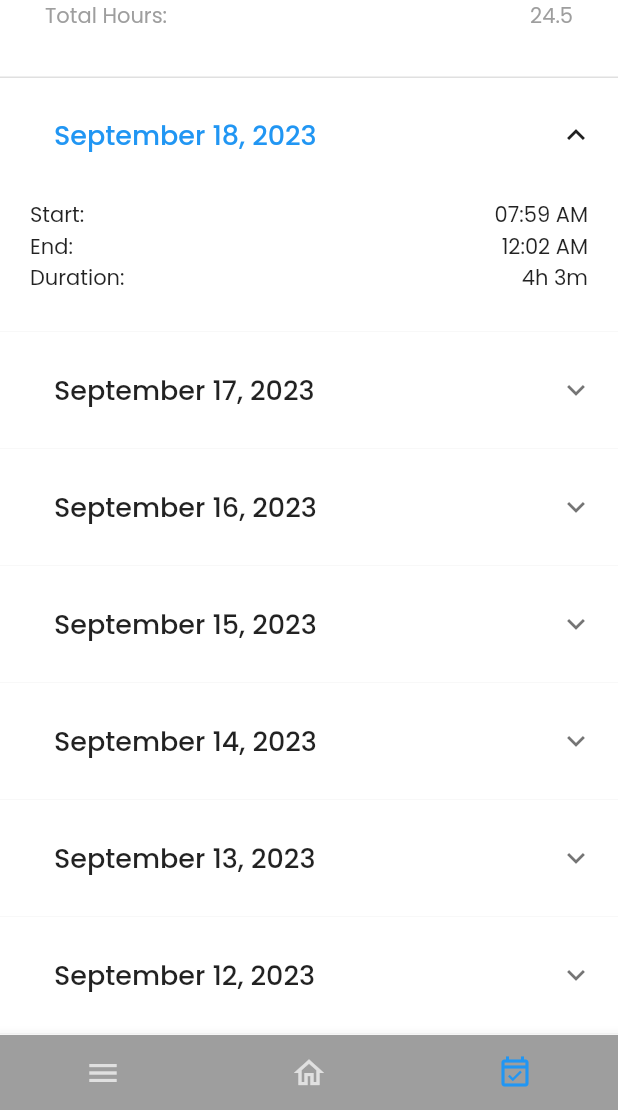
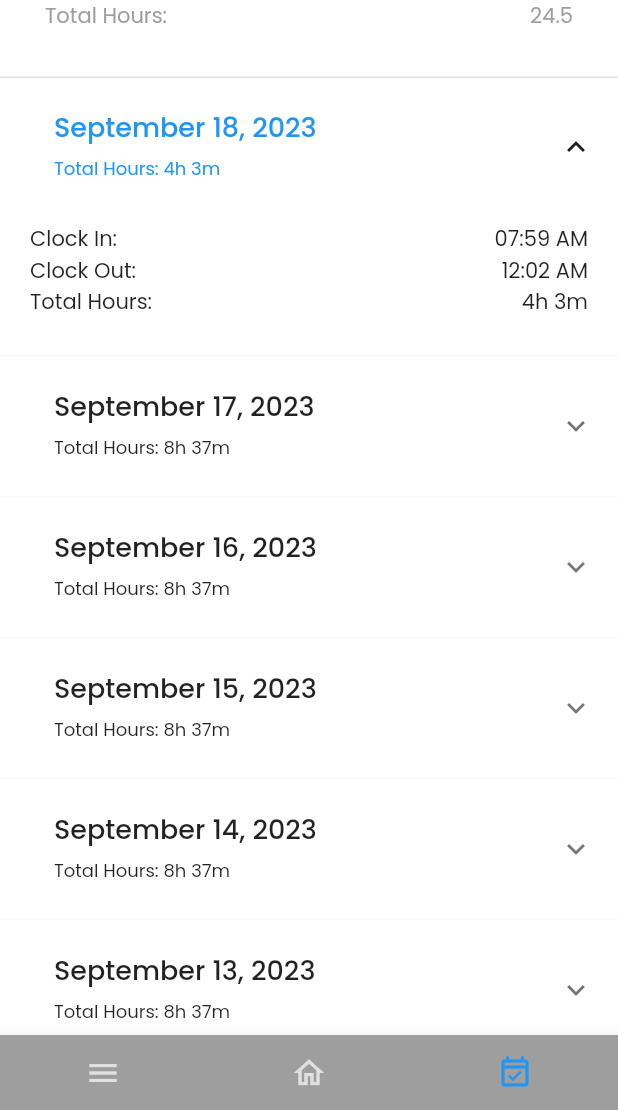
Before and after one commit to BrandonThomas84/gateway-fence-employee, a Flutter app: the TimeSheetRoute screen opened by its route, on a phone screen of 412 x 824 dp, the part 126-1236 px from its top. Run offline on Flutter 3.47's test engine with Material 2 defaults, Android fonts, the phone set to English and light mode, and no system bars; our stand-ins replace firebase_core, firebase_database; accounts and stored records are empty.

Commit message:
Making the shift day output a bit better and adding a controlled subtitle to the list

```diff
--- a/lib/models/shift.dart
+++ b/lib/models/shift.dart
@@ -61,13 +61,11 @@ class Shift {
     return "$h:$m $a";
   }
 
-  /// Get the duration of the shift as a string
-  String getDurationString() {
-    if (start == null || end == null) return "";
+  /// Get the duration of the shift
+  Duration getDuration() {
+    if (start == null || end == null) return const Duration();
 
-    final Duration duration = getEnd!.difference(getStart!);
-
-    return "${duration.inHours}h ${duration.inMinutes.remainder(60)}m";
+    return getEnd!.difference(getStart!);
   }
 
   /// Get the duration of the shift as a json string
--- a/lib/util/time.dart
+++ b/lib/util/time.dart
@@ -51,3 +51,8 @@ String getMonthfromInt(int month) {
 String padd0(String datePart) {
   return datePart.padLeft(2, '0');
 }
+
+/// Returns a duration as a string in the format HHh MMm.
+String getDurationString(Duration d) {
+  return "${d.inHours}h ${d.inMinutes.remainder(60)}m";
+}
--- a/lib/widgets/shifts/shift_day.dart
+++ b/lib/widgets/shifts/shift_day.dart
@@ -1,6 +1,7 @@
 import 'package:flutter/material.dart';
 import 'package:gateway_fence_employee/config/colors.dart';
 import 'package:gateway_fence_employee/models/shift.dart';
+import 'package:gateway_fence_employee/util/log.dart';
 import 'package:gateway_fence_employee/util/time.dart';
 
 import 'shift_day_subtitle.dart';
@@ -11,15 +12,11 @@ class ShiftDay extends StatefulWidget {
     super.key,
     required this.date,
     required this.shifts,
-    this.subTitle,
     this.startExpanded = false,
   });
 
   // The date that will be used to construct the title
   final DateTime date;
-
-  /// Optional subtitle to be displayed on the collapsable header
-  final String? subTitle;
 
   /// the list of events that will be displayed
   final List<Shift> shifts;
@@ -36,14 +33,59 @@ class ShiftDay extends StatefulWidget {
 class _ShiftDayState extends State<ShiftDay> {
   /// whether or not the section is expanded
   bool _isExpanded = false;
-
-  /// default title to blank string until it is set in the initState
-  String? _title;
+  late String _title = "";
+  late String _subTitle = "";
+  late Duration _totalDuration = const Duration();
+  late final List<Container> _shifts = [];
 
   @override
   void initState() {
     super.initState();
+
+    _buildShifts();
+
     _title = getDateTimeAsString(widget.date, false);
+    _subTitle = getDurationString(_totalDuration);
+  }
+
+  /// Build the list of shifts
+  void _buildShifts() {
+    for (var shift in widget.shifts) {
+      _totalDuration += shift.getDuration();
+      _shifts.add(
+        Container(
+          padding: const EdgeInsets.symmetric(
+            horizontal: 20,
+            vertical: 15,
+          ),
+          child: Column(
+            children: [
+              Row(
+                mainAxisAlignment: MainAxisAlignment.spaceBetween,
+                children: [
+                  const Text("Start:"),
+                  Text(shift.getStartTimeString()),
+                ],
+              ),
+              Row(
+                mainAxisAlignment: MainAxisAlignment.spaceBetween,
+                children: [
+                  const Text("End:"),
+                  Text(shift.getEndTimeString()),
+                ],
+              ),
+              Row(
+                mainAxisAlignment: MainAxisAlignment.spaceBetween,
+                children: [
+                  const Text("Duration:"),
+                  Text(getDurationString(shift.getDuration())),
+                ],
+              ),
+            ],
+          ),
+        ),
+      );
+    }
   }
 
   @override
@@ -61,11 +103,10 @@ class _ShiftDayState extends State<ShiftDay> {
         },
         iconColor: _isExpanded ? AppColors.blue : AppColors.greyDark,
         title: ShiftDayTitle(
-          title: _title!,
+          title: _title,
           allowEdit: false,
         ),
-        subtitle:
-            widget.subTitle != null ? ShiftDaySubitle(widget.subTitle!) : null,
+        subtitle: ShiftDaySubitle(_subTitle),
         children: [
           for (var shift in widget.shifts) ...[
             Container(
@@ -78,22 +119,22 @@ class _ShiftDayState extends State<ShiftDay> {
                   Row(
                     mainAxisAlignment: MainAxisAlignment.spaceBetween,
                     children: [
-                      const Text("Start:"),
+                      const Text("Clock In:"),
                       Text(shift.getStartTimeString()),
                     ],
                   ),
                   Row(
                     mainAxisAlignment: MainAxisAlignment.spaceBetween,
                     children: [
-                      const Text("End:"),
+                      const Text("Clock Out:"),
                       Text(shift.getEndTimeString()),
                     ],
                   ),
                   Row(
                     mainAxisAlignment: MainAxisAlignment.spaceBetween,
                     children: [
-                      const Text("Duration:"),
-                      Text(shift.getDurationString()),
+                      const Text("Total Hours:"),
+                      Text(getDurationString(shift.getDuration())),
                     ],
                   ),
                 ],
--- a/lib/widgets/shifts/shift_day_subtitle.dart
+++ b/lib/widgets/shifts/shift_day_subtitle.dart
@@ -21,7 +21,7 @@ class ShiftDaySubitle extends StatelessWidget {
             bottom: 5,
           ),
           child: Text(
-            subTitle,
+            "Total Hours: $subTitle",
             style: const TextStyle(
               fontSize: 12,
               fontWeight: FontWeight.w400,
```
